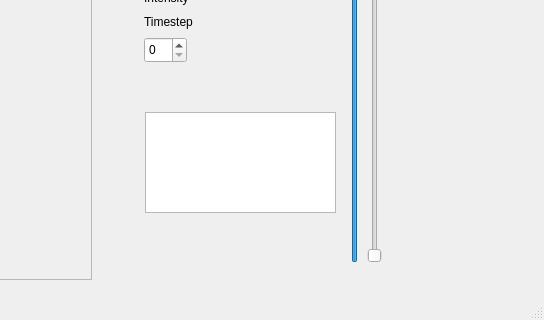
Before: the Qt Designer form apps/isisViewer/forms/isisViewerMain.ui in isis-group/isis, drawn with Qt 5; both pictures show x 337 to 881 and y 497 to 817 of the 881 by 817 pixel window.
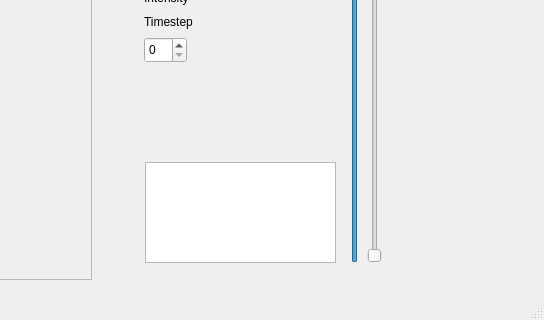
After: the same form once the commit is applied.

Commit message: add context menu to imagestack to choose the current image

Diff of the .ui file:
```diff
--- a/apps/isisViewer/forms/isisViewerMain.ui
+++ b/apps/isisViewer/forms/isisViewerMain.ui
@@ -141,7 +141,7 @@
            <property name="geometry">
             <rect>
              <x>10</x>
-             <y>190</y>
+             <y>240</y>
              <width>191</width>
              <height>101</height>
             </rect>
```
Left out of the diff: 3 changed lines with no effect on the pictures. The commit also changes 2 other files.
